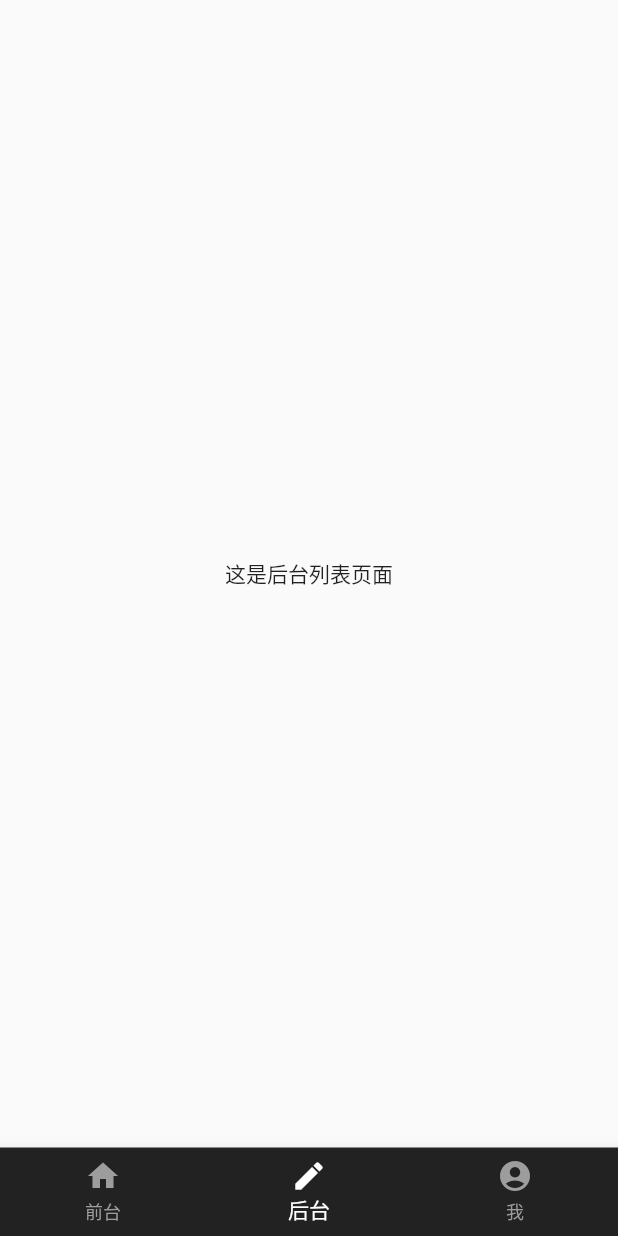
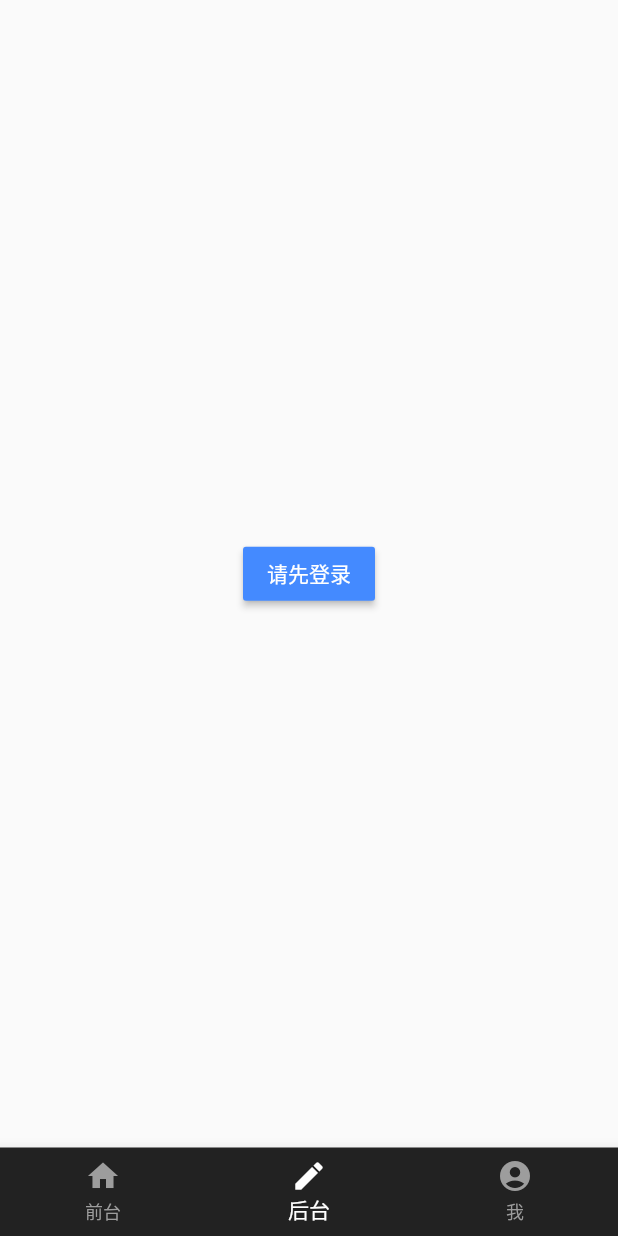
Before and after one commit to heguangyu5/ourblog-serverless-flutter-app, a Flutter app: the screen it shows after launch, item 2 of the bottom bar chosen, on a phone screen of 412 x 824 dp. Run offline on Flutter 3.47's test engine with Material 2 defaults, Android fonts, the phone set to English and light mode, and no system bars; missing offline and left inert: requests.

Commit message:
admin list ok

```diff
--- a/lib/Admin.dart
+++ b/lib/Admin.dart
@@ -1,11 +1,28 @@
 import 'package:flutter/material.dart';
+import 'package:ourblog/Common.dart';
+
+import 'User.dart';
 
 class AdminWidget extends StatelessWidget
 {
+  final ValueChanged<int> changeBottomSelectedItem;
+
+  AdminWidget(this.changeBottomSelectedItem);
+
   @override
   Widget build(BuildContext context) {
-    return Center(
-      child: Text('这是后台列表页面'),
-    );
+    if (uid.isEmpty) {
+      return Center(
+        child: RaisedButton(
+          child: Text('请先登录'),
+          color: Colors.blueAccent,
+          textColor: Colors.white,
+          onPressed: () {
+            changeBottomSelectedItem(2);
+          },
+        ),
+      );
+    }
+    return PostListWithCategory(admin: true);
   }
 }
--- a/lib/main.dart
+++ b/lib/main.dart
@@ -41,7 +41,7 @@ class _OurBlogHomeWidgetState extends State<OurBlogHomeWidget>
   Widget build(BuildContext context) {
     return Scaffold(
       body: Center(
-        child: _selectedIndex == 0 ? IndexWidget() : (_selectedIndex == 1 ? AdminWidget() : UserWidget()),
+        child: _selectedIndex == 0 ? IndexWidget() : (_selectedIndex == 1 ? AdminWidget(_onItemTapped) : UserWidget()),
       ),
       bottomNavigationBar: BottomNavigationBar(
         items: <BottomNavigationBarItem>[
```
Also changed, not shown: lib/Common.dart (+92 -7 lines), lib/Index.dart (+1 -44 lines).
